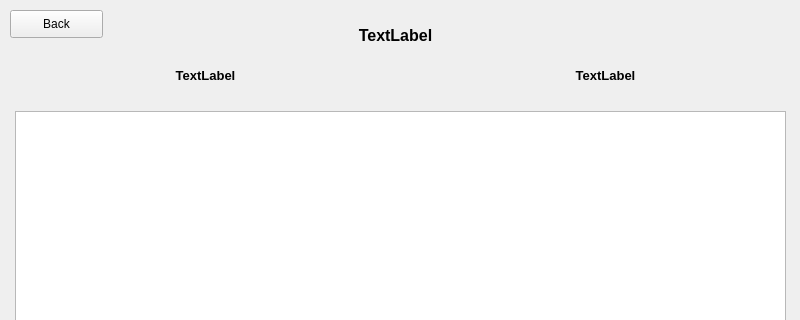
Before: the Qt Designer form src/main/python/lyricsdisplaywindow.ui in dilanSachi/Lyriker, drawn with Qt 5; both pictures show x 0 to 800 and y 0 to 320 of the 800 by 606 pixel window.
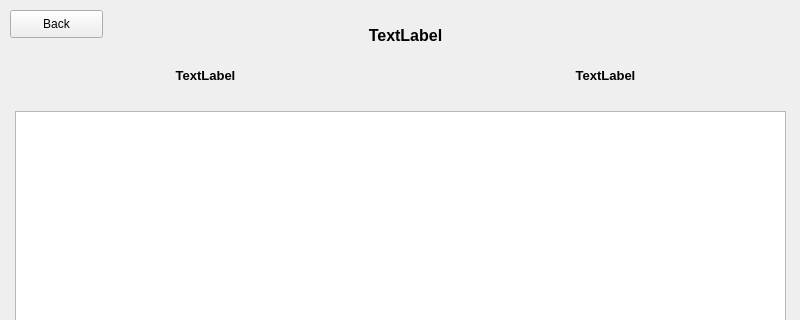
After: the same form once the commit is applied.

What changed in the file:
```diff
--- a/src/main/python/lyricsdisplaywindow.ui
+++ b/src/main/python/lyricsdisplaywindow.ui
@@ -17,9 +17,9 @@
    <widget class="QLabel" name="lblTitle">
     <property name="geometry">
      <rect>
-      <x>210</x>
+      <x>110</x>
       <y>20</y>
-      <width>371</width>
+      <width>591</width>
       <height>31</height>
      </rect>
     </property>
```
